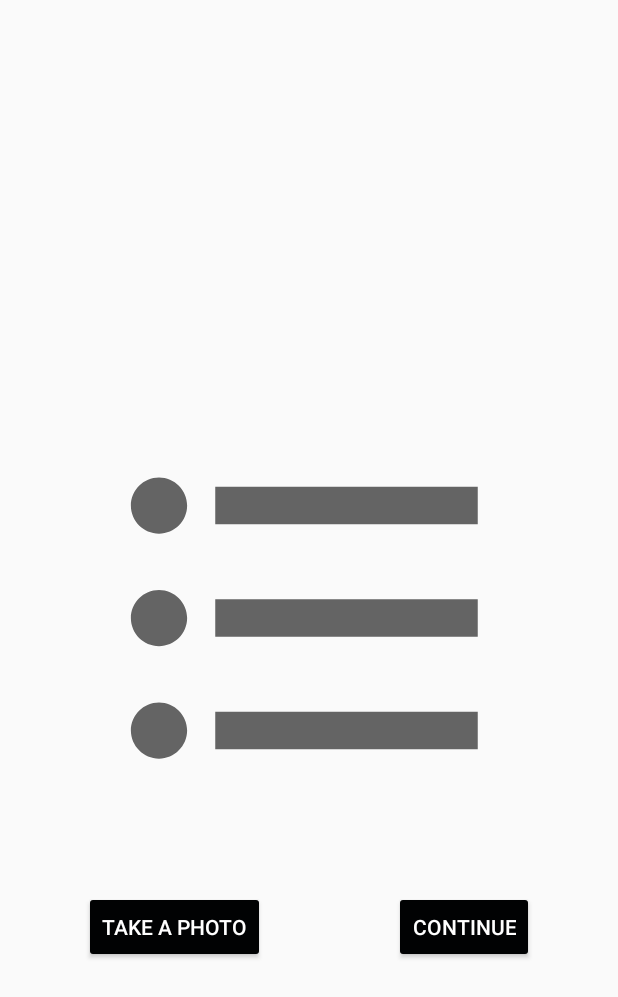
After one commit to debarghya472/BarberaService-App, an Android app: the ImageVerifyActivity screen opened directly, with no data from a screen before it, on a phone screen of 412 x 824 dp. The commit adds this screen. Shown: the top 997 px of the screen. Run offline under Robolectric (Android 15) with nearby library versions, the light colour scheme and no system bars; our stand-ins replace Firebase (no records; nobody signed in at launch, a user with empty details on screens opened directly); 8 statements that could not run were skipped.

Commit message:
added image verification

```diff
--- a/app/build.gradle
+++ b/app/build.gradle
@@ -34,9 +34,10 @@ android {
 dependencies {
     implementation fileTree(dir: "libs", include: ["*.jar"])
     implementation 'androidx.appcompat:appcompat:1.2.0'
-    implementation 'com.google.android.material:material:1.2.1'
+    implementation 'com.google.android.material:material:1.3.0'
     implementation 'androidx.constraintlayout:constraintlayout:2.0.4'
     implementation 'androidx.cardview:cardview:1.0.0'
+    implementation 'com.google.firebase:firebase-storage:19.2.1'
     implementation platform('com.google.firebase:firebase-bom:26.2.0')
     implementation 'com.google.firebase:firebase-auth:20.0.1'
     implementation 'com.google.firebase:firebase-firestore:22.0.1'
--- a/app/src/main/java/com/barbera/barberaserviceapp/LiveLocationService.java
+++ b/app/src/main/java/com/barbera/barberaserviceapp/LiveLocationService.java
@@ -28,6 +28,7 @@ import static com.barbera.barberaserviceapp.ServiceApplication.pubnub;
 
 public class LiveLocationService extends Service {
     private FusedLocationProviderClient mFusedLocationClient;
+    public static final String person = "Service 1";
 
     private LocationRequest locationRequest;
     @Nullable
@@ -56,7 +57,7 @@ public class LiveLocationService extends Service {
                     LinkedHashMap<String, String> message = getNewLocationMessage(location.getLatitude(), location.getLongitude());
                     pubnub.publish()
                             .message(message)
-                            .channel("Service 1")
+                            .channel(person)
                             .async(new PNCallback<PNPublishResult>() {
                                 @Override
                                 public void onResponse(PNPublishResult result, PNStatus status) {
--- a/app/src/main/java/com/barbera/barberaserviceapp/ui/mybookings/MyBookingsAdapter.java
+++ b/app/src/main/java/com/barbera/barberaserviceapp/ui/mybookings/MyBookingsAdapter.java
@@ -20,6 +20,7 @@ import com.barbera.barberaserviceapp.R;
 import com.barbera.barberaserviceapp.network.JsonPlaceHolderApi;
 import com.barbera.barberaserviceapp.network.RetrofitClientInstance;
 import com.barbera.barberaserviceapp.ui.bookings.BookingItem;
+import com.barbera.barberaserviceapp.ui.service.ImageVerifyActivity;
 import com.barbera.barberaserviceapp.ui.service.ServiceActivity;
 import java.text.SimpleDateFormat;
 import java.util.Date;
@@ -103,7 +104,7 @@ public class MyBookingsAdapter extends RecyclerView.Adapter<MyBookingsAdapter.My
 
         holder.start.setOnClickListener(v -> {
             counterId = bookingItem.getId();
-            Intent intent = new Intent(context, ServiceActivity.class);
+            Intent intent = new Intent(context, ImageVerifyActivity.class);
             intent.putExtra("name",bookingItem.getName());
             intent.putExtra("service",bookingItem.getService());
             intent.putExtra("time",bookingItem.getTime());
--- /dev/null
+++ b/app/src/main/java/com/barbera/barberaserviceapp/ui/service/ImageVerifyActivity.java
@@ -0,0 +1,159 @@
+package com.barbera.barberaserviceapp.ui.service;
+
+import androidx.annotation.NonNull;
+import androidx.appcompat.app.AppCompatActivity;
+import androidx.core.app.ActivityCompat;
+
+import android.Manifest;
+import android.app.ProgressDialog;
+import android.content.Intent;
+import android.content.pm.PackageManager;
+import android.graphics.Bitmap;
+import android.net.Uri;
+import android.os.Bundle;
+import android.os.FileUtils;
+import android.widget.Button;
+import android.widget.ImageView;
+import android.widget.Toast;
+
+import com.barbera.barberaserviceapp.R;
+import com.google.android.gms.tasks.OnCanceledListener;
+import com.google.android.gms.tasks.OnFailureListener;
+import com.google.android.gms.tasks.OnSuccessListener;
+import com.google.firebase.storage.FirebaseStorage;
+import com.google.firebase.storage.OnProgressListener;
+import com.google.firebase.storage.StorageReference;
+import com.google.firebase.storage.UploadTask;
+
+import java.io.ByteArrayOutputStream;
+import java.util.Objects;
+
+import static com.barbera.barberaserviceapp.LiveLocationService.person;
+
+public class ImageVerifyActivity extends AppCompatActivity {
+    private ImageView imageView;
+    private Button cont;
+    private Button retry;
+    private Bitmap bitmap;
+    private Uri filePath;
+    public static final int RequestPermissionCode = 1;
+
+    private String name;
+    private String start;
+    private String end;
+    private String service;
+    private int time;
+    private String address;
+    private String amount;
+    private int id;
+    private String date;
+    private String contact;
+
+    private FirebaseStorage firebaseStorage;
+    private StorageReference storageReference;;
+    @Override
+    protected void onCreate(Bundle savedInstanceState) {
+        super.onCreate(savedInstanceState);
+        setContentView(R.layout.activity_image_verify);
+
+        firebaseStorage = FirebaseStorage.getInstance();
+        storageReference = firebaseStorage.getReference();
+
+        imageView = findViewById(R.id.img);
+        cont  = findViewById(R.id.button);
+        retry =findViewById(R.id.retry);
+
+        name= Objects.requireNonNull(getIntent().getExtras()).getString("name");
+        service = getIntent().getExtras().getString("service");
+        time = getIntent().getExtras().getInt("time");
+        address = getIntent().getExtras().getString("address");
+        amount = getIntent().getExtras().getString("amount");
+        id= getIntent().getExtras().getInt("id");
+        date =getIntent().getExtras().getString("date");
+        contact = getIntent().getExtras().getString("contact");
+
+        EnableRuntimePermission();
+
+        retry.setOnClickListener(v -> {
+            Intent intent = new Intent(android.provider.MediaStore.ACTION_IMAGE_CAPTURE);
+            startActivityForResult(intent, 7);
+        });
+
+        cont.setOnClickListener(v -> {
+            uploadImageToFirebase(bitmap);
+        });
+    }
+
+    private void uploadImageToFirebase(Bitmap bitmap) {
+        ByteArrayOutputStream baos = new ByteArrayOutputStream();
+        bitmap.compress(Bitmap.CompressFormat.JPEG, 100, baos);
+        byte[] data = baos.toByteArray();
+            ProgressDialog progressDialog
+                    = new ProgressDialog(this);
+            progressDialog.setTitle("Uploading...");
+            progressDialog.show();
+
+
+            StorageReference ref = storageReference.child("servicemen/"+person);
+
+            ref.putBytes(data)
+                    .addOnSuccessListener(taskSnapshot -> {
+                        progressDialog.dismiss();
+                        Toast.makeText(ImageVerifyActivity.this, "Image Uploaded!!", Toast.LENGTH_SHORT).show();
+                        sendtoServiceAct();
+                    })
+                    .addOnFailureListener(e -> {
+                        progressDialog.dismiss();
+                        Toast.makeText(ImageVerifyActivity.this, "Failed " + e.getMessage(), Toast.LENGTH_SHORT).show();
+                    })
+                    .addOnProgressListener(snapshot -> {
+                        double progress = (100.0 * snapshot.getBytesTransferred() / snapshot.getTotalByteCount());
+                        progressDialog.setMessage("Uploaded"+(int)progress+"%");
+                    });
+    }
+
+    private void sendtoServiceAct() {
+        Intent intent = new Intent(ImageVerifyActivity.this,ServiceActivity.class);
+        intent.putExtra("name",name);
+        intent.putExtra("service",service);
+        intent.putExtra("time",time);
+        intent.putExtra("address",address);
+        intent.putExtra("amount",amount);
+        intent.putExtra("id",id);
+        intent.putExtra("date",date);
+        intent.putExtra("contact",contact);
+        startActivity(intent);
+    }
+
+    @Override
+    protected void onActivityResult(int requestCode, int resultCode, Intent data) {
+        super.onActivityResult(requestCode, resultCode, data);
+        if (requestCode == 7 && resultCode == RESULT_OK) {
+            bitmap = (Bitmap) data.getExtras().get("data");
+            imageView.setImageBitmap(bitmap);
+            filePath = data.getData();
+        }
+    }
+
+    public void EnableRuntimePermission(){
+        if (ActivityCompat.shouldShowRequestPermissionRationale(ImageVerifyActivity.this,
+                Manifest.permission.CAMERA)) {
+            Toast.makeText(ImageVerifyActivity.this,"CAMERA permission allows us to Access CAMERA app",     Toast.LENGTH_LONG).show();
+        } else {
+            ActivityCompat.requestPermissions(ImageVerifyActivity.this,new String[]{
+                    Manifest.permission.CAMERA}, RequestPermissionCode);
+        }
+    }
+    @Override
+    public void onRequestPermissionsResult(int requestCode, String permissions[], int[] result) {
+        switch (requestCode) {
+            case RequestPermissionCode:
+                if (result.length > 0 && result[0] == PackageManager.PERMISSION_GRANTED) {
+                    Toast.makeText(ImageVerifyActivity.this, "Permission Granted, Now your application can access CAMERA.", Toast.LENGTH_LONG).show();
+                } else {
+                    Toast.makeText(ImageVerifyActivity.this, "Permission Canceled, Now your application cannot access CAMERA.", Toast.LENGTH_LONG).show();
+                }
+                break;
+        }
+    }
+}
--- /dev/null
+++ b/app/src/main/res/layout/activity_image_verify.xml
@@ -0,0 +1,40 @@
+<?xml version="1.0" encoding="utf-8"?>
+<androidx.constraintlayout.widget.ConstraintLayout xmlns:android="http://schemas.android.com/apk/res/android"
+		xmlns:app="http://schemas.android.com/apk/res-auto"
+		xmlns:tools="http://schemas.android.com/tools"
+		android:layout_width="match_parent"
+		android:layout_height="match_parent"
+		tools:context=".ui.service.ImageVerifyActivity">
+
+	<ImageView
+			android:id="@+id/img"
+			android:layout_width="300dp"
+			android:layout_height="300dp"
+			android:src="@drawable/ic_booking"
+			app:layout_constraintBottom_toBottomOf="parent"
+			app:layout_constraintEnd_toEndOf="parent"
+			app:layout_constraintStart_toStartOf="parent"
+			app:layout_constraintTop_toTopOf="parent" />
+
+	<Button
+			android:id="@+id/button"
+			android:layout_width="wrap_content"
+			android:layout_height="wrap_content"
+			android:layout_marginTop="32dp"
+			android:backgroundTint="@color/colorAccent"
+			android:text="Continue"
+			android:textColor="@color/white"
+			app:layout_constraintEnd_toEndOf="@+id/img"
+			app:layout_constraintTop_toBottomOf="@+id/img" />
+
+	<Button
+			android:id="@+id/retry"
+			android:layout_width="wrap_content"
+			android:layout_height="wrap_content"
+			android:layout_marginTop="32dp"
+			android:backgroundTint="@color/colorAccent"
+			android:text="Take a photo"
+			android:textColor="@color/white"
+			app:layout_constraintStart_toStartOf="@+id/img"
+			app:layout_constraintTop_toBottomOf="@+id/img" />
+</androidx.constraintlayout.widget.ConstraintLayout>
```
Also changed, not shown: app/src/main/AndroidManifest.xml (+13 -7 lines).
